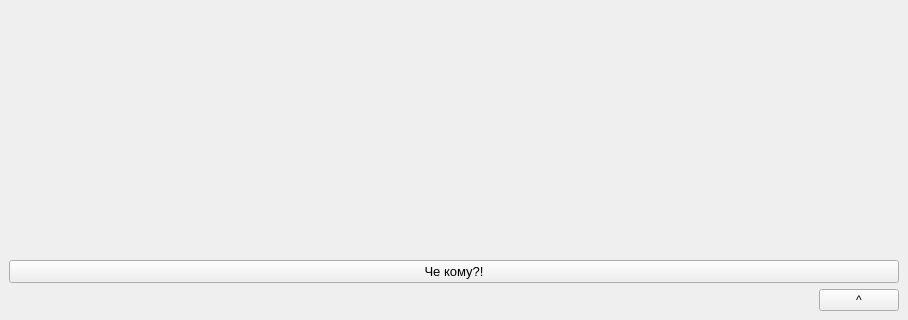
Above: mainwindow.ui from EvgenyMetelkin/PerfectLive before the change; both pictures show x 0 to 908 and y 289 to 609 of the 908 by 609 pixel window. Below: the same form after it.
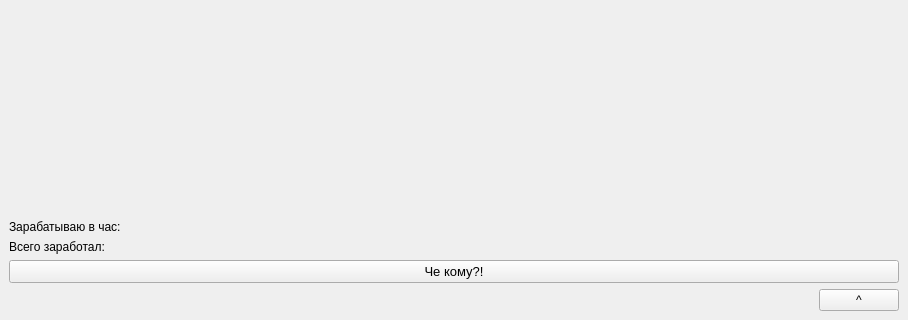
That is the form after the change.

Commit message: Change form for earn  by hour

Patch:
```diff
--- a/mainwindow.ui
+++ b/mainwindow.ui
@@ -83,18 +83,40 @@
          </spacer>
         </item>
         <item>
+         <layout class="QHBoxLayout" name="horizontalLayout_3">
+          <item>
+           <widget class="QLabel" name="label">
+            <property name="text">
+             <string>Зарабатываю в час: </string>
+            </property>
+           </widget>
+          </item>
+          <item>
          <widget class="QLabel" name="lEarnByHour">
           <property name="text">
            <string/>
           </property>
          </widget>
         </item>
+         </layout>
+        </item>
+        <item>
+         <layout class="QHBoxLayout" name="horizontalLayout_4">
+          <item>
+           <widget class="QLabel" name="label_2">
+            <property name="text">
+             <string>Всего заработал: </string>
+            </property>
+           </widget>
+          </item>
         <item>
          <widget class="QLabel" name="lTotalIncome">
           <property name="text">
            <string/>
           </property>
          </widget>
+          </item>
+         </layout>
         </item>
         <item>
          <widget class="QPushButton" name="bCensus">
```
Lines whose indentation alone changed are shown as unchanged.
